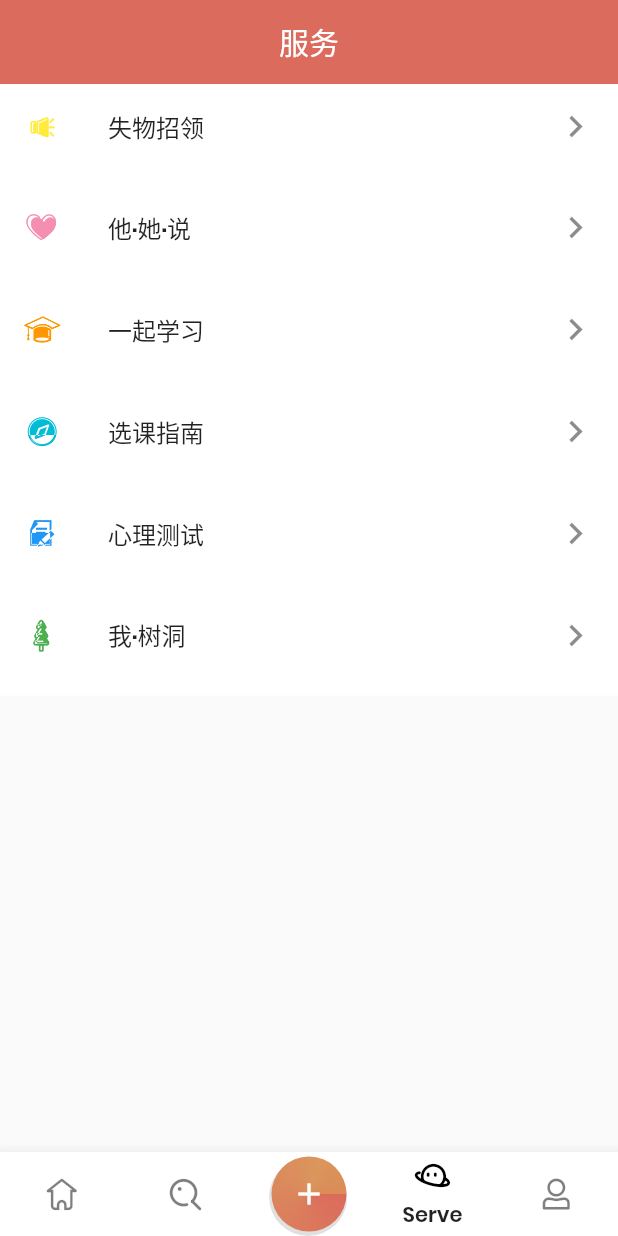
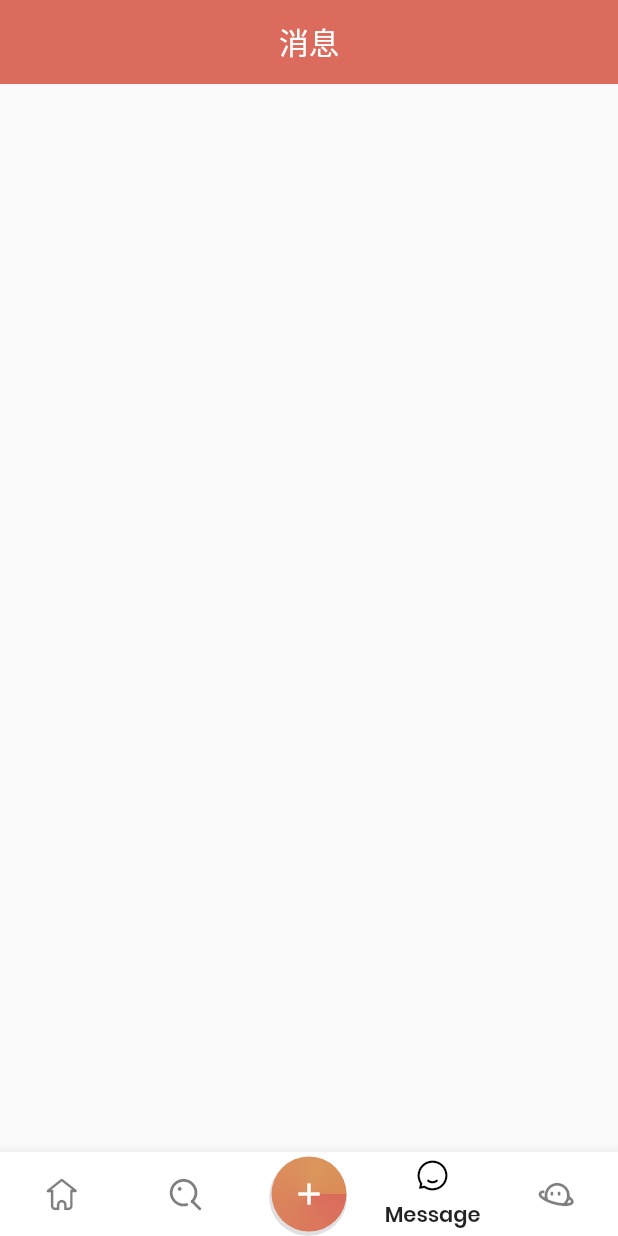
Before and after one commit to psychopurp/Finder, a Flutter app: the IndexPage screen opened directly, item 4 of the bottom bar chosen, on a phone screen of 412 x 824 dp. Run offline on Flutter 3.47's test engine with Material 2 defaults, Android fonts, the phone set to English and light mode, and no system bars; our stand-ins replace cached_network_image, dio, fluro, flutter_easyrefresh, flutter_screenutil, flutter_swiper and 2 more; accounts and stored records are empty; network calls fail; statements that could not run were skipped; project files that could hold a hidden picture were left out.

Commit message:
Update layout of project.

```diff
--- a/lib/pages/index_page.dart
+++ b/lib/pages/index_page.dart
@@ -1,8 +1,8 @@
 import 'package:finder/pages/mine_page/user_profile_page.dart';
 import 'package:finder/routers/application.dart';
-import 'package:flutter/cupertino.dart';
 import 'package:flutter/material.dart';
 import 'home_page.dart';
+import 'message_page.dart';
 import 'mine_page.dart';
 import 'serve_page.dart';
 import 'find_page.dart';
@@ -21,8 +21,9 @@ class _IndexPageState extends State<IndexPage> with TickerProviderStateMixin {
     HomePage(),
     FindPage(), FindPage(),
     // LoginPage(),
+    MessagePage(),
     ServePage(),
-    UserProfilePage(),
+//    UserProfilePage(),
   ];
 
   @override
@@ -30,6 +31,14 @@ class _IndexPageState extends State<IndexPage> with TickerProviderStateMixin {
     ScreenUtil.instance = ScreenUtil(width: 750, height: 1334)..init(context);
     return Scaffold(
       primary: false,
+//      body: AnimatedSwitcher(
+//        duration: Duration(seconds: 1),
+//        transitionBuilder: (context, animate) => SlideTransition(
+//          child: pages[_selectIndex],
+//          position: Tween(begin: Offset(-1, 0), end: Offset(0, 0)).animate(animate),
+//        ),
+//        child: pages[_selectIndex],
+//      ), // 切换动画
       body: pages[_selectIndex],
       bottomNavigationBar: SafeArea(
         child: BottomAppBar(
@@ -80,9 +89,11 @@ class _IndexPageState extends State<IndexPage> with TickerProviderStateMixin {
                   },
                 ),
               ),
-              _singleButton(IconData(0xe6b8, fontFamily: 'myIcon'), 'Serve', 3),
               _singleButton(
-                  IconData(0xe66d, fontFamily: 'myIcon'), 'Profile', 4),
+                  IconData(0xe879, fontFamily: 'myIcon'), 'Message', 3),
+              _singleButton(IconData(0xe6b8, fontFamily: 'myIcon'), 'Serve', 4),
+//              _singleButton(
+//                  IconData(0xe66d, fontFamily: 'myIcon'), 'Profile', 4),
             ],
           ),
         ),
--- /dev/null
+++ b/lib/pages/message_page.dart
@@ -0,0 +1,21 @@
+import 'package:flutter/material.dart';
+
+class MessagePage extends StatefulWidget{
+
+  @override
+  _MessagePageState createState() => _MessagePageState();
+}
+
+class _MessagePageState extends State<MessagePage>{
+
+  @override
+  Widget build(BuildContext context) {
+    return Scaffold(
+      appBar: AppBar(
+        title: Text("消息"),
+        elevation: 0,
+        centerTitle: true,
+      ),
+    );
+  }
+}
--- a/lib/pages/serve_page.dart
+++ b/lib/pages/serve_page.dart
@@ -1,3 +1,4 @@
+import 'package:finder/routers/routes.dart';
 import 'package:flutter/material.dart';
 import 'package:flutter_screenutil/flutter_screenutil.dart';
 import 'package:finder/routers/application.dart';
@@ -14,36 +15,42 @@ class _ServePageState extends State<ServePage> {
       'preIcon': IconData(0xe62e, fontFamily: 'myIcon'),
       'backIcon': IconData(0xe63a, fontFamily: 'myIcon'),
       'color': Colors.yellow,
+      'url': Routes.lostFound
     },
     {
       'name': '他·她·说',
       'preIcon': IconData(0xe627, fontFamily: 'myIcon'),
       'backIcon': IconData(0xe63a, fontFamily: 'myIcon'),
       'color': Colors.pink[200],
+      'url': Routes.heSays
     },
     {
       'name': '一起学习',
       'preIcon': IconData(0xe668, fontFamily: 'myIcon'),
       'backIcon': IconData(0xe63a, fontFamily: 'myIcon'),
       'color': Colors.orange,
+      'url': Routes.study
     },
     {
       'name': '选课指南',
       'preIcon': IconData(0xe635, fontFamily: 'myIcon'),
       'backIcon': IconData(0xe63a, fontFamily: 'myIcon'),
       'color': Colors.cyan,
+      'url': Routes.selectCourse
     },
     {
       'name': '心理测试',
       'preIcon': IconData(0xe6bd, fontFamily: 'myIcon'),
       'backIcon': IconData(0xe63a, fontFamily: 'myIcon'),
       'color': Colors.blue,
+      'url': Routes.psychoTest
     },
     {
       'name': '我·树洞',
       'preIcon': IconData(0xe60b, fontFamily: 'myIcon'),
       'backIcon': IconData(0xe63a, fontFamily: 'myIcon'),
       'color': Colors.green,
+      'url': Routes.treeHole
     },
   ];
 
@@ -75,29 +82,7 @@ class _ServePageState extends State<ServePage> {
         height: ScreenUtil().setHeight(110),
         child: ListTile(
           onTap: () {
-            var name = serviceItemList[index]['name'];
-            switch (name) {
-              case '失物招领':
-                Application.router.navigateTo(context, '/serve/lostFound');
-                break;
-              case '他·她·说':
-                Application.router.navigateTo(context, '/serve/heSays');
-                break;
-              case '一起学习':
-                Application.router.navigateTo(context, '/serve/study');
-                break;
-              case '选课指南':
-                Application.router.navigateTo(context, '/serve/selectCourse');
-                break;
-              case '心理测试':
-                Application.router.navigateTo(context, '/serve/psychoTest');
-                break;
-              case '我·树洞':
-                Application.router.navigateTo(context, '/serve/treeHole');
-                break;
-              default:
-                print('done');
-            }
+            Application.router.navigateTo(context, serviceItemList[index]['url']);
           },
           title: Text(serviceItemList[index]['name']),
           leading: Icon(
@@ -109,30 +94,4 @@ class _ServePageState extends State<ServePage> {
       ),
     );
   }
-
-  void onTapHandler(index) {
-    var name = serviceItemList[index]['name'];
-    switch (name) {
-      case '失物招领':
-        Application.router.navigateTo(context, '/serve/lostFound');
-        break;
-      case '他·她·说':
-        Application.router.navigateTo(context, '/serve/heSays');
-        break;
-      case '一起学习':
-        Application.router.navigateTo(context, '/serve/study');
-        break;
-      case '选课指南':
-        Application.router.navigateTo(context, '/serve/selectCourse');
-        break;
-      case '心理测试':
-        Application.router.navigateTo(context, '/serve/psychoTest');
-        break;
-      case '我·树洞':
-        Application.router.navigateTo(context, '/serve/treeHole');
-        break;
-      default:
-        print('done');
-    }
-  }
 }
```
Also changed, not shown: lib/pages/serve_page/he_says_page.dart (+10 -4 lines).
